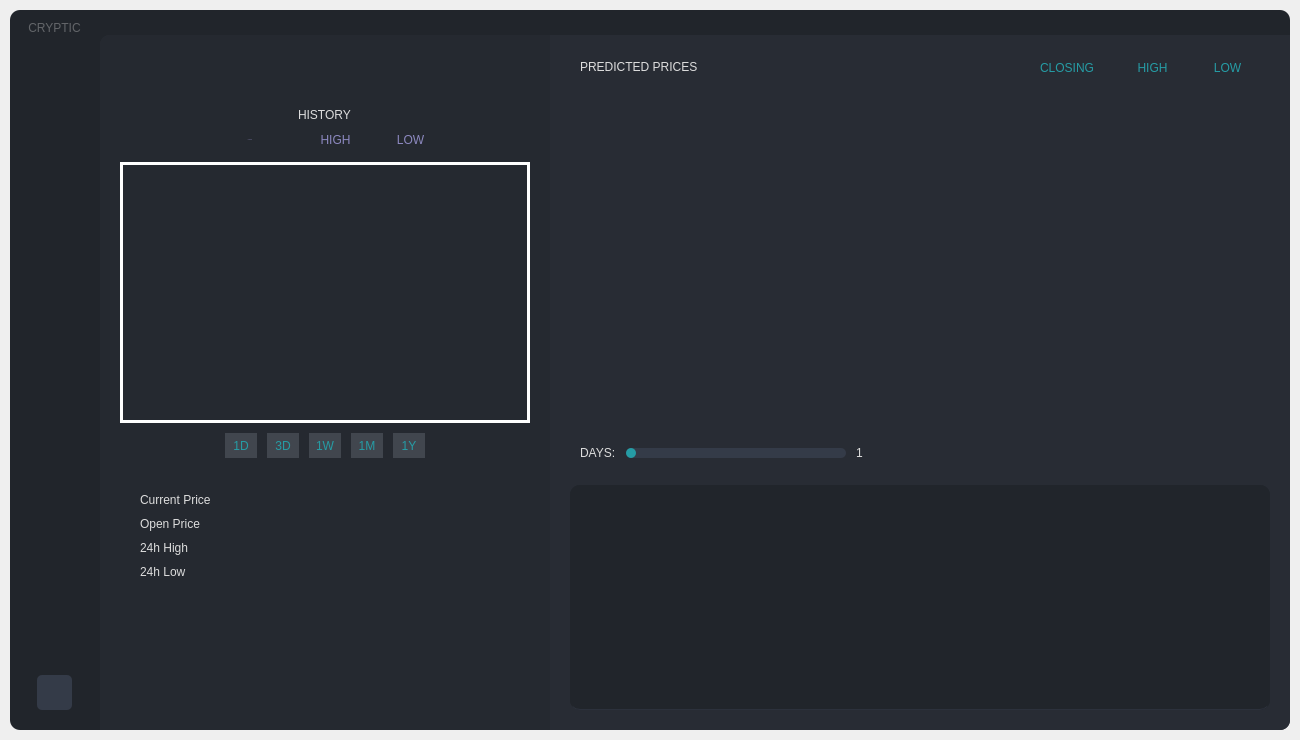
Qt form user/ui_files/main.ui (CRYPTIC-THESIS/gui) before a commit.
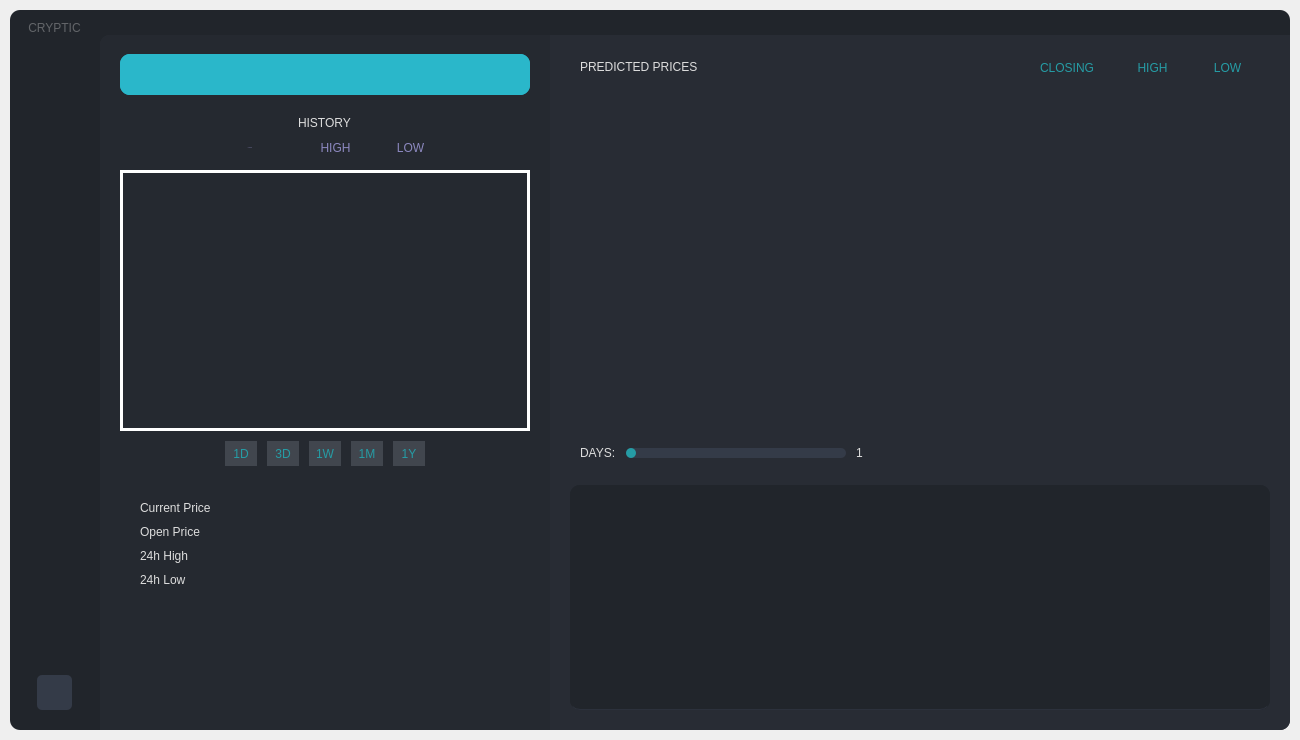
The same form after that commit. The open tabs and pages were chosen to show the change. Icons and pictures are not drawn. Custom widgets are drawn as their Qt base class.

Diff of the .ui file:
```diff
--- a/user/ui_files/main.ui
+++ b/user/ui_files/main.ui
@@ -2864,6 +2864,12 @@
                     </property>
                     <item>
                      <widget class="QFrame" name="frame_11">
+                      <property name="minimumSize">
+                       <size>
+                        <width>0</width>
+                        <height>41</height>
+                       </size>
+                      </property>
                       <property name="maximumSize">
                        <size>
                         <width>16777215</width>
@@ -2881,19 +2887,23 @@
                         <number>0</number>
                        </property>
                        <property name="leftMargin">
-                        <number>15</number>
+                        <number>0</number>
                        </property>
                        <property name="topMargin">
                         <number>0</number>
                        </property>
                        <property name="rightMargin">
-                        <number>15</number>
+                        <number>0</number>
                        </property>
                        <property name="bottomMargin">
                         <number>0</number>
                        </property>
                        <item alignment="Qt::AlignVCenter">
                         <widget class="QFrame" name="frame_29">
+                         <property name="styleSheet">
+                          <string notr="true">background: #2AB7CA;
+border-radius:10px;</string>
+                         </property>
                          <property name="frameShape">
                           <enum>QFrame::NoFrame</enum>
                          </property>
@@ -2920,8 +2930,8 @@
                            <widget class="QLabel" name="cryptocurrency">
                             <property name="minimumSize">
                              <size>
-                              <width>368</width>
-                              <height>33</height>
+                              <width>0</width>
+                              <height>41</height>
                              </size>
                             </property>
                             <property name="styleSheet">
@@ -2935,7 +2945,7 @@
                              <string/>
                             </property>
                             <property name="alignment">
-                             <set>Qt::AlignLeading|Qt::AlignLeft|Qt::AlignVCenter</set>
+                             <set>Qt::AlignCenter</set>
                             </property>
                            </widget>
                           </item>
```
Left out of the diff: 4 changed lines with no effect on the pictures.
